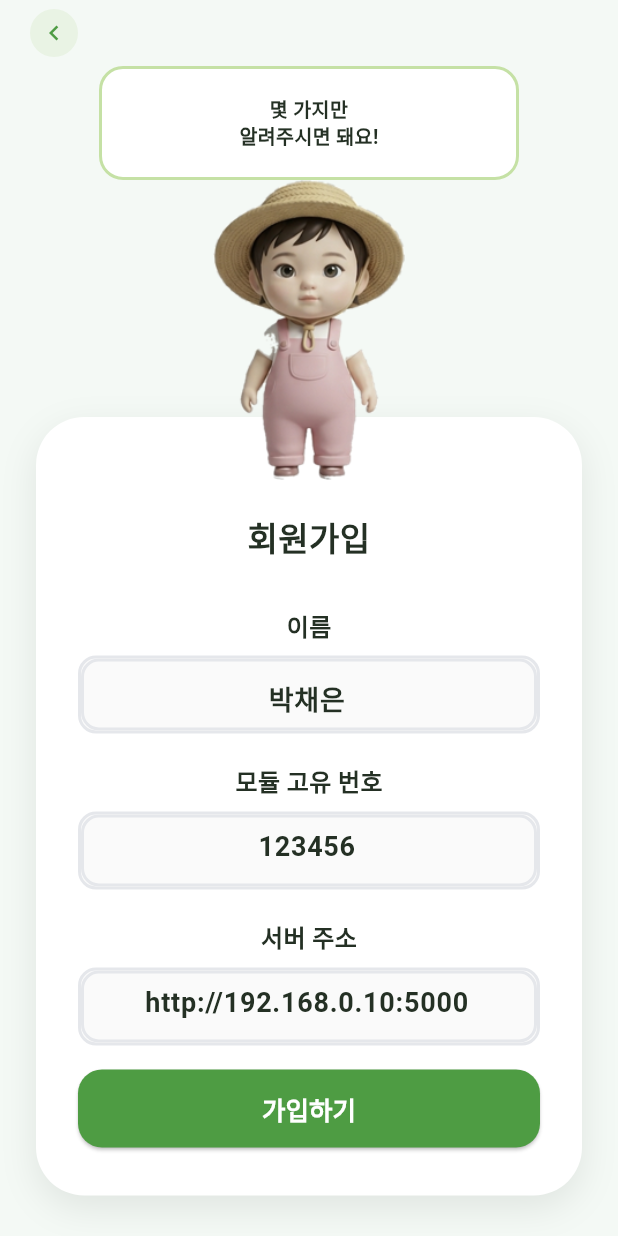
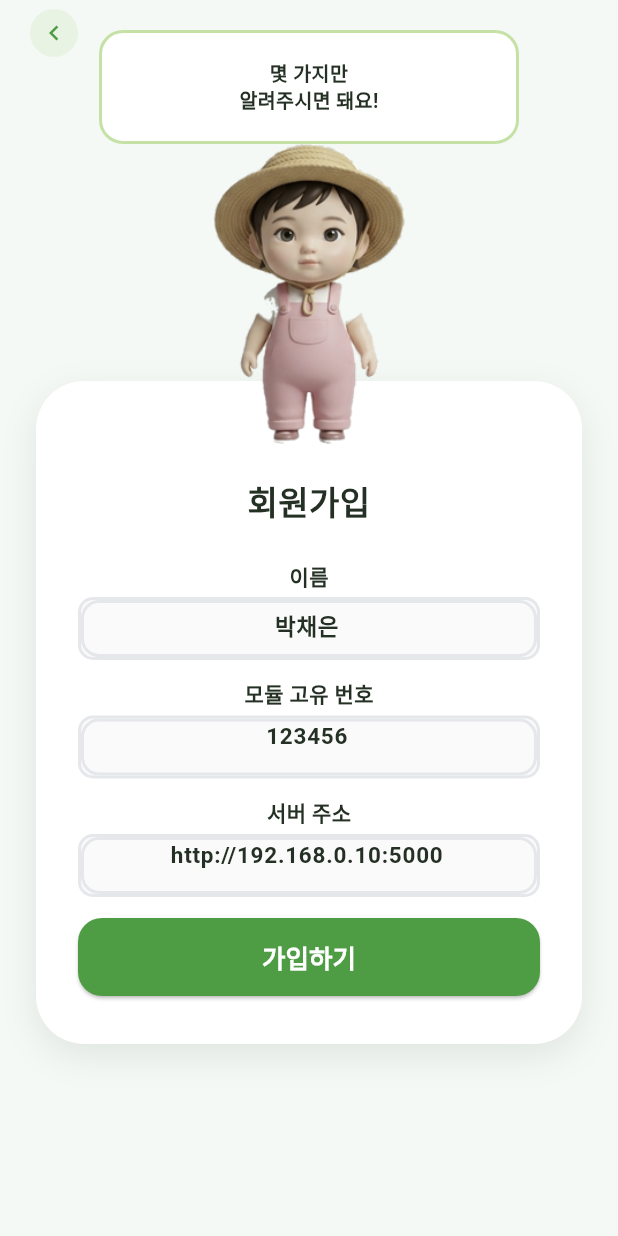
Before and after one commit to namjin22/goblin, a Flutter app: the PairingScreen screen opened directly, on a phone screen of 412 x 824 dp. Run offline on Flutter 3.47's test engine with Material 3 defaults, Android fonts, the phone set to English and light mode, and no system bars; our stand-ins replace shared_preferences; accounts and stored records are empty.

Commit message:
Shrink pairing screen field boxes/labels and top gap

```diff
--- a/app/lib/screens/pairing/pairing_screen.dart
+++ b/app/lib/screens/pairing/pairing_screen.dart
@@ -76,7 +76,7 @@ class _PairingScreenState extends State<PairingScreen> {
               child: Column(
                 mainAxisSize: MainAxisSize.min,
                 children: [
-                  const SizedBox(height: 44),
+                  const SizedBox(height: 20),
                   HeroGroup(
                     bubbleText: '몇 가지만\n알려주시면 돼요!',
                     pose: MascotPose.wave,
@@ -91,10 +91,10 @@ class _PairingScreenState extends State<PairingScreen> {
                           _FieldLabel('서버 주소'),
                           _FieldBox(controller: _serverController, hint: 'http://노트북IP:5000'),
                           if (_error != null) ...[
-                            const SizedBox(height: 10),
-                            Text(_error!, style: const TextStyle(color: AppColors.statusRedText, fontWeight: FontWeight.w600, fontSize: 15)),
+                            const SizedBox(height: 8),
+                            Text(_error!, style: const TextStyle(color: AppColors.statusRedText, fontWeight: FontWeight.w600, fontSize: 13)),
                           ],
-                          const SizedBox(height: 16),
+                          const SizedBox(height: 14),
                           SizedBox(
                             width: double.infinity,
                             child: ElevatedButton(
@@ -129,10 +129,10 @@ class _FieldLabel extends StatelessWidget {
   @override
   Widget build(BuildContext context) {
     return Padding(
-      padding: const EdgeInsets.only(top: 20, bottom: 8),
+      padding: const EdgeInsets.only(top: 12, bottom: 4),
       child: Align(
         alignment: Alignment.center,
-        child: Text(text, style: const TextStyle(fontSize: 16, fontWeight: FontWeight.w600, color: AppColors.ink)),
+        child: Text(text, style: const TextStyle(fontSize: 14, fontWeight: FontWeight.w600, color: AppColors.ink)),
       ),
     );
   }
@@ -149,10 +149,10 @@ class _FieldBox extends StatelessWidget {
   Widget build(BuildContext context) {
     return Container(
       width: double.infinity,
-      height: 52,
+      height: 42,
       decoration: BoxDecoration(
         color: const Color(0xFFFAFAFA),
-        borderRadius: BorderRadius.circular(12),
+        borderRadius: BorderRadius.circular(10),
         border: Border.all(color: AppColors.line, width: 2),
       ),
       alignment: Alignment.center,
@@ -160,7 +160,7 @@ class _FieldBox extends StatelessWidget {
         controller: controller,
         textAlign: TextAlign.center,
         keyboardType: keyboardType,
-        style: const TextStyle(fontSize: 18, fontWeight: FontWeight.w600, color: AppColors.ink),
+        style: const TextStyle(fontSize: 15, fontWeight: FontWeight.w600, color: AppColors.ink),
         decoration: InputDecoration(
           hintText: hint,
           border: InputBorder.none,
```
